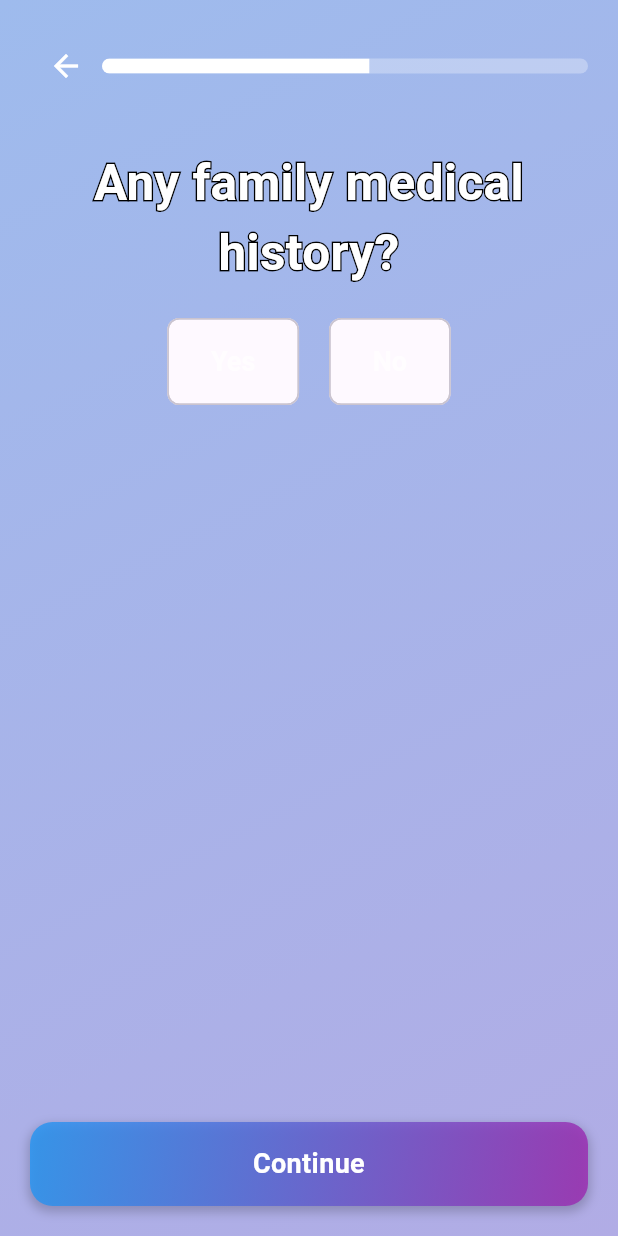
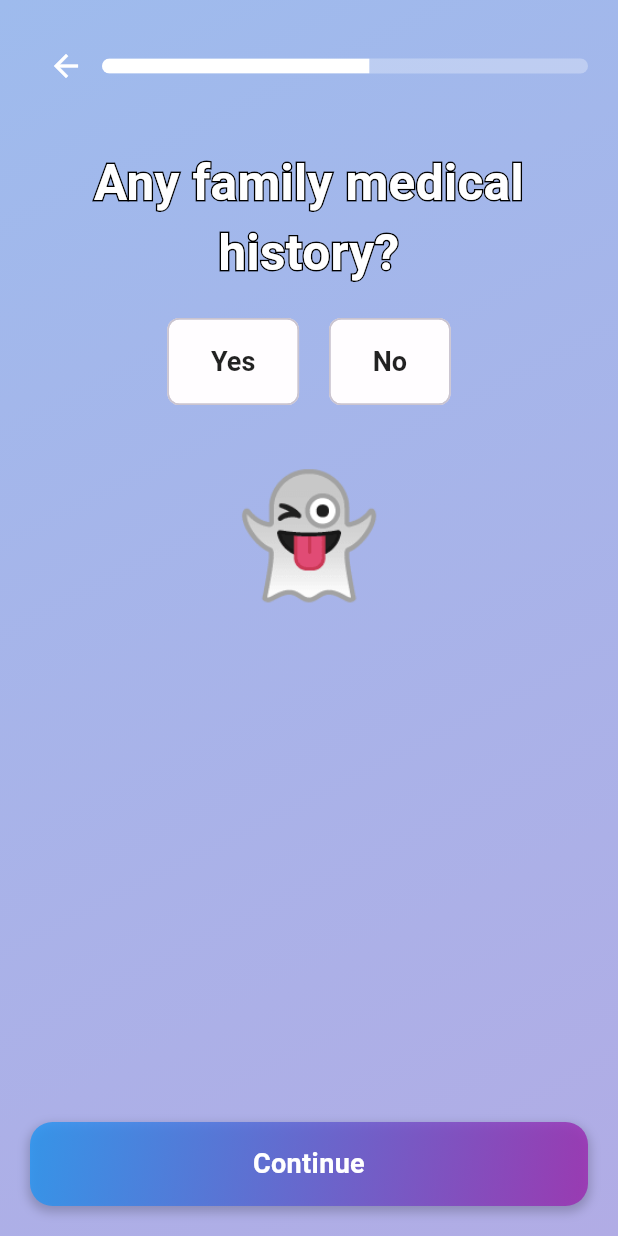
Before and after one commit to riyajidevindu/BeMA_App_V2, a Flutter app: the QuestionScreen12 screen opened by its route, on a phone screen of 412 x 824 dp. Run offline on Flutter 3.47's test engine with Material 3 defaults, Android fonts, the light colour scheme and no system bars; our stand-ins replace animated_background, animated_text_kit, awesome_snackbar_content, cloud_firestore, connectivity_plus, custom_navigation_bar and 7 more; missing offline and left inert: model_viewer_plus, record; accounts and stored records are empty; statements that could not run were skipped.

Commit message:
modification for 12th screen

```diff
--- a/bema_application/lib/features/general_questions/screens/question_screen_12.dart
+++ b/bema_application/lib/features/general_questions/screens/question_screen_12.dart
@@ -54,8 +54,7 @@
     final questionnaireProvider = Provider.of<QuestionnaireProvider>(context);
     final screenWidth = MediaQuery.of(context).size.width;
 
-    return Scaffold(
-      body: AnimatedBuilder(
+    return AnimatedBuilder(
       animation: _animationController,
       builder: (context, child) {
         return Container(
@@ -69,10 +68,20 @@
           child: child,
         );
       },
-        child: SafeArea(
+      child: Scaffold(
+        backgroundColor: Colors.transparent,
+        body: SafeArea(
+          child: LayoutBuilder(
+            builder: (context, constraints) {
+              return SingleChildScrollView(
+                child: ConstrainedBox(
+                  constraints: BoxConstraints(minHeight: constraints.maxHeight),
                   child: Padding(
                     padding: const EdgeInsets.all(20.0),
                     child: Column(
+                      mainAxisAlignment: MainAxisAlignment.spaceBetween,
+                      children: [
+                        Column(
                           children: [
                             Row(
                               children: [
@@ -114,10 +123,15 @@
                                     questionnaireProvider.hasFamilyMedHis),
                               ],
                             ),
-                const Spacer(),
+                            const SizedBox(height: 30),
+                            const Text(
+                              '👻',
+                              style: TextStyle(fontSize: 80),
+                            ),
                             if (questionnaireProvider.hasFamilyMedHis == true)
                               _buildFamilyHistoryInput(context),
-                const SizedBox(height: 40),
+                          ],
+                        ),
                         GestureDetector(
                           onTap: questionnaireProvider.isFamMedHisContinueButtonActive
                               ? () => context.goNamed(RouteNames.questionScreen13)
@@ -159,6 +173,10 @@
                     ),
                   ),
                 ),
+              );
+            },
+          ),
+        ),
       ),
     );
   }
@@ -169,19 +187,33 @@
         Provider.of<QuestionnaireProvider>(context, listen: false);
     final bool isSelected = currentValue == value;
 
+    Color backgroundColor;
+    Color textColor;
+
+    if (value) {
+      // This is the "Yes" option
+      backgroundColor =
+          isSelected ? Colors.red.withOpacity(0.7) : Colors.white.withOpacity(0.7);
+      textColor = isSelected ? Colors.white : Colors.black87;
+    } else {
+      // This is the "No" option
+      backgroundColor = isSelected
+          ? Colors.green.withOpacity(0.7)
+          : Colors.white.withOpacity(0.7);
+      textColor = isSelected ? Colors.white : Colors.black87;
+    }
+
     return GestureDetector(
       onTap: () {
         questionnaireProvider.setHasFamilyMedHis(value);
       },
       child: Chip(
         label: Text(label),
-        backgroundColor: isSelected
-            ? Colors.blue.withOpacity(0.5)
-            : Colors.white.withOpacity(0.2),
+        backgroundColor: backgroundColor,
         labelStyle: TextStyle(
           fontSize: 18,
           fontWeight: FontWeight.bold,
-          color: isSelected ? Colors.white : Colors.white70,
+          color: textColor,
         ),
         padding: const EdgeInsets.symmetric(horizontal: 20, vertical: 15),
       ),
```
Lines whose indentation alone changed are shown as unchanged.
